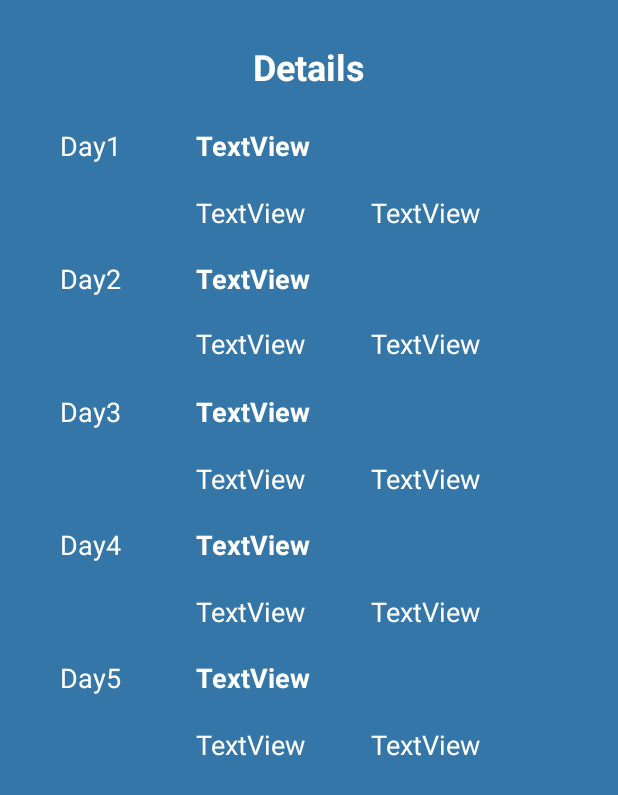
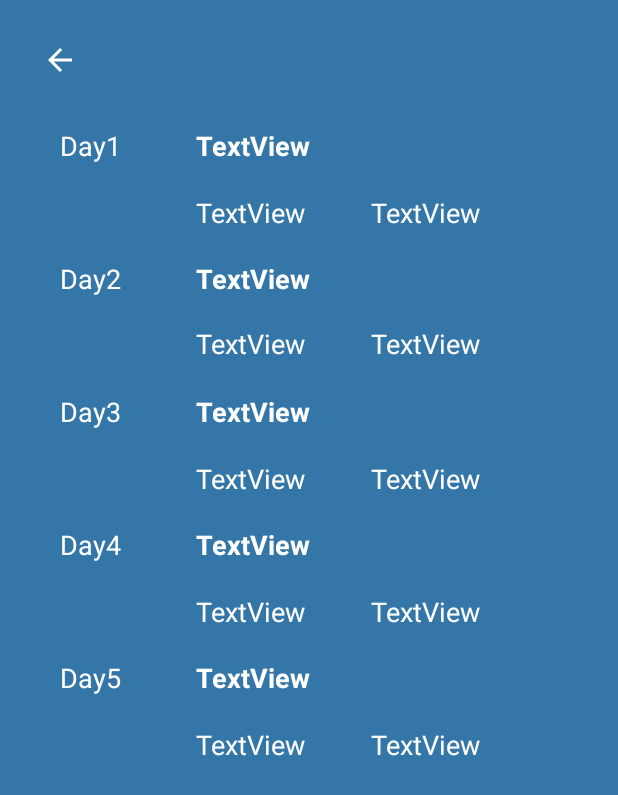
Before and after one commit to brookeclaroni/weather-app, an Android app: the screen it shows after launch (DetailsActivity), after a tap on "TAP FOR MORE DETAILS ➜", on a phone screen of 412 x 824 dp. Shown: the top 795 px of the screen. Run offline under Robolectric (Android 15) with nearby library versions, the phone set to English and light mode, and no system bars; libraries missing offline, so code that uses them is left out: org.jetbrains.anko; 2 statements that could not run were skipped.

Commit message:
added temp unit switch functionality on main & cities. added back button on details

```diff
--- a/WeatherApp/app/src/main/java/com/example/weatherapp/DetailsActivity.kt
+++ b/WeatherApp/app/src/main/java/com/example/weatherapp/DetailsActivity.kt
@@ -1,6 +1,7 @@
 package com.example.weatherapp
 
 import android.content.Context
+import android.content.Intent
 import androidx.appcompat.app.AppCompatActivity
 import android.os.Bundle
 import android.speech.tts.TextToSpeech
@@ -39,6 +40,7 @@ class DetailsActivity : AppCompatActivity() {
     private  lateinit var day3ImageView: ImageView
     private  lateinit var day4ImageView: ImageView
     private  lateinit var day5ImageView: ImageView
+    private  lateinit var backButton: ImageButton
 
 
 
@@ -73,18 +75,21 @@ class DetailsActivity : AppCompatActivity() {
         day3ImageView = findViewById(R.id.day3ImageView)
         day4ImageView = findViewById(R.id.day4ImageView)
         day5ImageView = findViewById(R.id.day5ImageView)
+        backButton = findViewById(R.id.backButton)
 
         //get intent shared preference variables
         val preferences = getSharedPreferences("weather-app", Context.MODE_PRIVATE)
         val cityCode = preferences.getString("CURR_CITY", "327658")!!
+        val imp = preferences.getBoolean("IMPERIAL", true)
 
         detailsTextView = findViewById(R.id.detailsTextView)
 
         doAsync {
             val weatherManager = WeatherManager()
-            var currentWeather = weatherManager.retrieveWeather(cityCode, getString(R.string.api_key))
-            var fiveDayDetail = weatherManager.retrieve5DayWeather(currentWeather.locationKey, getString(R.string.api_key))
+            val currentWeather = weatherManager.retrieveWeather(cityCode, getString(R.string.api_key))
+            val fiveDayDetail = weatherManager.retrieve5DayWeather(currentWeather.locationKey, getString(R.string.api_key))
             runOnUiThread {
+                detailsTextView.text = currentWeather.city
                 day1TextView.text = fiveDayDetail[0].date.substring(5,10)
                 day2TextView.text = fiveDayDetail[1].date.substring(5,10)
                 day3TextView.text = fiveDayDetail[2].date.substring(5,10)
@@ -294,5 +299,10 @@ class DetailsActivity : AppCompatActivity() {
 
             }
         }
+
+        backButton.setOnClickListener {
+            val intent = Intent(this, MainActivity::class.java)
+            startActivity(intent)
+        }
     }
 }
--- a/WeatherApp/app/src/main/java/com/example/weatherapp/MainActivity.kt
+++ b/WeatherApp/app/src/main/java/com/example/weatherapp/MainActivity.kt
@@ -2,13 +2,13 @@ package com.example.weatherapp
 
 import android.content.Context
 import android.content.Intent
+import android.graphics.Color
+import android.graphics.Typeface
 import android.net.Uri
 import android.os.Bundle
+import android.view.MotionEvent
 import android.view.View
-import android.widget.Button
-import android.widget.ImageButton
-import android.widget.ImageView
-import android.widget.TextView
+import android.widget.*
 import androidx.appcompat.app.AppCompatActivity
 import androidx.core.content.ContextCompat
 import androidx.core.content.ContextCompat.startActivity
@@ -34,6 +34,9 @@ class MainActivity : AppCompatActivity() {
     private lateinit var uvTextView: TextView
     private lateinit var windTextView: TextView
     private lateinit var moreDetailsButton: Button
+    private lateinit var degreeSwitch: Switch
+    private lateinit var degreeCTextView: TextView
+
 
     fun openBrowser(view: View) {
         //Get url from tag
@@ -71,24 +74,29 @@ class MainActivity : AppCompatActivity() {
         uvTextView = findViewById(R.id.uvTextView)
         windTextView = findViewById(R.id.windTextView)
         moreDetailsButton = findViewById(R.id.moreDetailsButton)
+        degreeSwitch = findViewById(R.id.degreeSwitch)
+        degreeCTextView = findViewById(R.id.degreeCTextView)
 
         //get intent shared preference variables
         val preferences = getSharedPreferences("weather-app", Context.MODE_PRIVATE)
         val cityCode = preferences.getString("CURR_CITY", "327658")!!
+        val imp = preferences.getBoolean("IMPERIAL", true)
 
-//        var currentWeather = Weather (
-//            city = "City",
-//            locationKey = "000000",
-//            state = "State",
-//            country = "Country",
-//            temp = "00",
-//            humidity= "00",
-//            uv = "0",
-//            wind = "00",
-//            saved = false,
-//            tempMet = "00",
-//            tempImp = "00"
-//        )
+        var tempImp = ""
+        var tempMet = ""
+
+        degreeSwitch.isChecked = !imp
+
+        if(!imp) //temp is in celsius so witch the default
+        {
+            //Make F greyed out and regular text weight
+            degreeSwitch.setTextColor(Color.parseColor("#CFCFCF"))
+            degreeSwitch.setTypeface(null, Typeface.NORMAL)
+
+            //Make C white and bold
+            degreeCTextView.setTextColor(Color.parseColor("#FFFFFF"))
+            degreeCTextView.setTypeface(null, Typeface.BOLD)
+        }
 
         doAsync {
             val weatherManager = WeatherManager()
@@ -97,8 +105,14 @@ class MainActivity : AppCompatActivity() {
                 getString(R.string.api_key)
             )
             runOnUiThread {
+                tempImp = currentWeather.tempImp
+                tempMet = currentWeather.tempMet
+                if(imp)
+                    temperatureTextView.text = getString(R.string.tempF, tempImp)
+                else
+                    temperatureTextView.text = getString(R.string.tempC, tempMet)
+
                 cityTextView.text = currentWeather.city
-                temperatureTextView.text = getString(R.string.temperature, currentWeather.tempImp)
                 humidityValueTextView.text = getString(
                     R.string.humidity_value,
                     currentWeather.humidity
@@ -127,7 +141,6 @@ class MainActivity : AppCompatActivity() {
                     currentWeather.saved=true
                     savedCitySet?.add(currentWeather.city)
                     preferences.edit().putStringSet("SAVED_CITIES", savedCitySet).apply()
-
                 }
 
                 //if star is yellow and then the user clicks to unsave
@@ -148,6 +161,36 @@ class MainActivity : AppCompatActivity() {
             startActivity(intent)
         }
 
+        degreeSwitch.setOnCheckedChangeListener { _ , isChecked ->
+            //if Celsius is requested
+            if(isChecked) {
+                //Make F greyed out and regular text weight
+                degreeSwitch.setTextColor(Color.parseColor("#CFCFCF"))
+                degreeSwitch.setTypeface(null, Typeface.NORMAL)
+
+                //Make C white and bold
+                degreeCTextView.setTextColor(Color.parseColor("#FFFFFF"))
+                degreeCTextView.setTypeface(null, Typeface.BOLD)
+
+                preferences.edit().putBoolean("IMPERIAL", false).apply()
+                temperatureTextView.text = getString(R.string.tempC, tempMet)
+            }
+
+            //if Fahrenheit is requested
+            else {
+                //Make F white and bold
+                degreeSwitch.setTextColor(Color.parseColor("#FFFFFF"))
+                degreeSwitch.setTypeface(null, Typeface.BOLD)
+
+                //Make C greyed out and regular text weight
+                degreeCTextView.setTextColor(Color.parseColor("#CFCFCF"))
+                degreeCTextView.setTypeface(null, Typeface.NORMAL)
+
+                preferences.edit().putBoolean("IMPERIAL", true).apply()
+                temperatureTextView.text = getString(R.string.tempF, tempImp)
+            }
+        }
+
         //when details button is pressed, head to details activity
         moreDetailsButton.setOnClickListener{
             val intent = Intent(this, DetailsActivity::class.java)
--- a/WeatherApp/app/src/main/res/layout/activity_details.xml
+++ b/WeatherApp/app/src/main/res/layout/activity_details.xml
@@ -216,13 +216,13 @@
         android:layout_width="wrap_content"
         android:layout_height="wrap_content"
         android:layout_marginTop="28dp"
-        android:text="Details"
         android:textColor="@color/white"
         android:textSize="24sp"
         android:textStyle="bold"
         app:layout_constraintEnd_toEndOf="parent"
         app:layout_constraintStart_toStartOf="parent"
-        app:layout_constraintTop_toTopOf="parent" />
+        app:layout_constraintTop_toTopOf="parent"
+        tools:text="Details" />
 
     <TextView
         android:id="@+id/day1Condition"
@@ -286,4 +286,16 @@
         app:layout_constraintStart_toStartOf="@+id/day2Aqi"
         app:layout_constraintTop_toTopOf="@+id/day2Condition" />
 
+    <ImageButton
+        android:id="@+id/backButton"
+        android:layout_width="48dp"
+        android:layout_height="48dp"
+        android:layout_marginStart="16dp"
+        android:layout_marginTop="16dp"
+        android:background="#00FFFFFF"
+        android:tint="#FFFFFF"
+        app:layout_constraintStart_toStartOf="parent"
+        app:layout_constraintTop_toTopOf="parent"
+        app:srcCompat="?attr/homeAsUpIndicator" />
+
 </androidx.constraintlayout.widget.ConstraintLayout>
--- a/WeatherApp/app/src/main/res/values/strings.xml
+++ b/WeatherApp/app/src/main/res/values/strings.xml
@@ -4,9 +4,12 @@
     <string name="humidity">Humidity</string>
     <string name="uv">UV Index</string>
     <string name="wind">Wind</string>
-    <string name="temperature">%1$s°F</string>
+    <string name="tempF">%1$s°F</string>
+    <string name="tempC">%1$s°C</string>
     <string name="humidity_value">%1$s%%</string>
     <string name="wind_value">%1$smph</string>
     <string name="search_city">Search for a city</string>
     <string name="logo">AccuWeather Logo</string>
+    <string name="degree_f">°F&#160;</string>
+    <string name="degree_c">°C</string>
 </resources>
--- a/WeatherApp/app/src/main/res/values/styles.xml
+++ b/WeatherApp/app/src/main/res/values/styles.xml
@@ -5,7 +5,10 @@
         <!-- Customize your theme here. -->
         <item name="colorPrimary">@color/colorPrimary</item>
         <item name="colorPrimaryDark">@color/colorPrimaryDark</item>
-        <item name="colorAccent">@color/colorAccent</item>
+        <item name="colorAccent">@color/white</item>
+    </style>
+    <style name="Theme.SwitchTheme" parent="Theme.AppCompat.Light">
+        <item name="colorControlActivated">@color/white</item>
     </style>
 
 </resources>
```
Also changed, not shown: WeatherApp/app/src/main/java/com/example/weatherapp/CityAdapter.kt (+9 -2 lines), WeatherApp/app/src/main/res/layout/activity_main.xml (+11 -11 lines).
